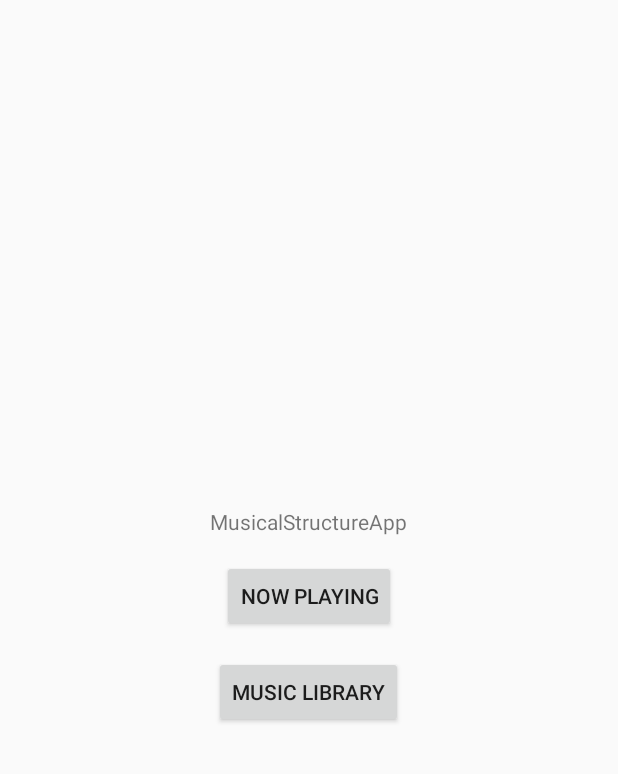
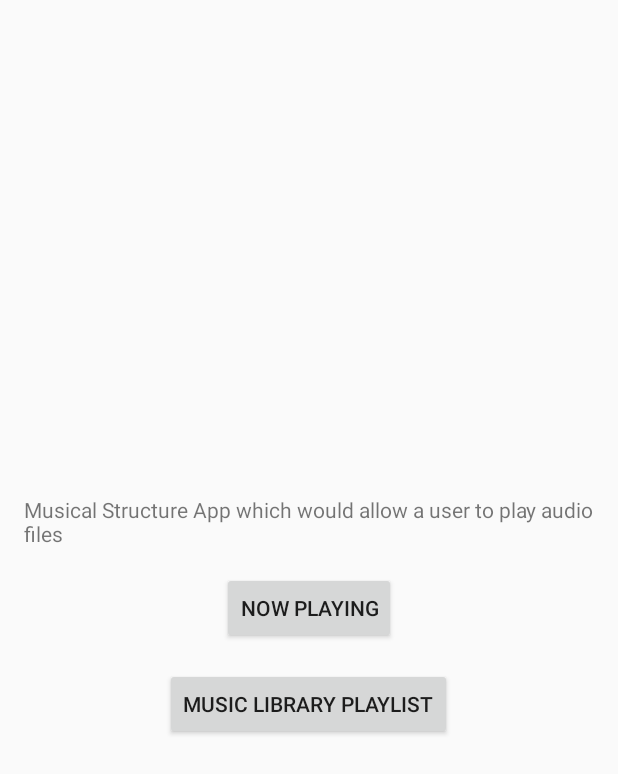
Before and after one commit to the-code-chef/MusicalStructureApp, an Android app: the screen it shows after launch (MainActivity), on a phone screen of 412 x 824 dp. Shown: the top 774 px of the screen. Run offline under Robolectric (Android 15) with nearby library versions, the phone set to English and light mode, and no system bars.

Commit message:
updated project

```diff
--- a/app/src/main/res/layout/activity_main.xml
+++ b/app/src/main/res/layout/activity_main.xml
@@ -11,7 +11,7 @@
     <TextView
         android:layout_width="wrap_content"
         android:layout_height="wrap_content"
-        android:text="@string/app_name" />
+        android:text="@string/app_name_message" />
 
     <Button
         android:id="@+id/btn_now_playing"
--- a/app/src/main/res/layout/activity_playlist.xml
+++ b/app/src/main/res/layout/activity_playlist.xml
@@ -25,7 +25,7 @@
             android:gravity="center"
             android:text="@string/music_library"
             android:textAlignment="center"
-            android:textSize="@dimen/sp_24" />
+            android:textSize="@dimen/sp_16" />
 
         <!-- Playlist button -->
 
--- a/app/src/main/res/values/dimens.xml
+++ b/app/src/main/res/values/dimens.xml
@@ -9,4 +9,5 @@
     <dimen name="dp_6">6dp</dimen>
     <dimen name="sp_24">24sp</dimen>
     <dimen name="dp_16">16dp</dimen>
+    <dimen name="sp_20">20sp</dimen>
 </resources>
--- a/app/src/main/res/values/strings.xml
+++ b/app/src/main/res/values/strings.xml
@@ -11,10 +11,11 @@
     <string name="quit">Are you sure to quit?</string>
     <string name="yes">Yes</string>
     <string name="no">No</string>
-    <string name="music_library">Music Library</string>
+    <string name="music_library">Music Library Playlist</string>
     <string name="now_playing">Now Playing</string>
     <string name="home">Home</string>
     <string name="no_songs">No Songs To Play</string>
     <string name="songitemname">SongItemName</string>
     <string name="library_name">I am gonna use google play music library to fetch the song and payyoumoney payment gateway to download official song</string>
+    <string name="app_name_message">Musical Structure App which would allow a user to play audio files</string>
 </resources>
--- a/build.gradle
+++ b/build.gradle
@@ -5,7 +5,7 @@ buildscript {
         jcenter()
     }
     dependencies {
-        classpath 'com.android.tools.build:gradle:2.3.1'
+        classpath 'com.android.tools.build:gradle:3.0.0-beta2'
 
         // NOTE: Do not place your application dependencies here; they belong
         // in the individual module build.gradle files
```
Also changed, not shown: app/src/main/AndroidManifest.xml (+6 -2 lines), gradle/wrapper/gradle-wrapper.properties.
